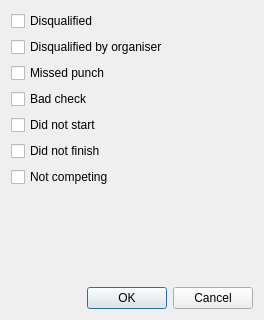
Quick-Event/quickbox, file quickevent/app/quickevent/plugins/Runs/src/runflagsdialog.ui: the form before one commit.
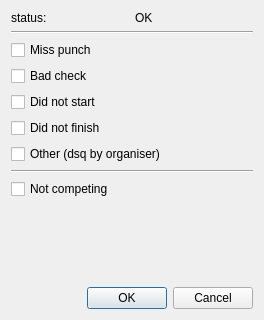
The form after the commit.

Commit message: refactor: improve run flags dialog, resolve #796

The edit to the form file:
```diff
--- a/quickevent/app/quickevent/plugins/Runs/src/runflagsdialog.ui
+++ b/quickevent/app/quickevent/plugins/Runs/src/runflagsdialog.ui
@@ -15,23 +15,34 @@
   </property>
   <layout class="QVBoxLayout" name="verticalLayout">
    <item>
-    <widget class="QCheckBox" name="cbxDisqualified">
-     <property name="text">
-      <string>Disqualified</string>
-     </property>
-    </widget>
+    <layout class="QHBoxLayout" name="horizontalLayout_status">
+     <item>
+      <widget class="QLabel" name="labelStatus">
+       <property name="text">
+        <string>status:</string>
+       </property>
+      </widget>
+     </item>
+     <item>
+      <widget class="QLabel" name="runStatusText">
+       <property name="text">
+        <string>OK</string>
+       </property>
+      </widget>
+     </item>
+    </layout>
    </item>
    <item>
-    <widget class="QCheckBox" name="cbxDisqualifiedByOrganizer">
-     <property name="text">
-      <string>Disqualified by organiser</string>
+    <widget class="Line" name="line_2">
+     <property name="orientation">
+      <enum>Qt::Horizontal</enum>
      </property>
     </widget>
    </item>
    <item>
     <widget class="QCheckBox" name="cbxMisPunch">
      <property name="text">
-      <string>Missed punch</string>
+      <string>Miss punch</string>
      </property>
     </widget>
    </item>
@@ -59,6 +70,20 @@
      </property>
     </widget>
    </item>
+   <item>
+    <widget class="QCheckBox" name="cbxDisqualifiedByOrganizer">
+     <property name="text">
+      <string>Other (dsq by organiser)</string>
+     </property>
+    </widget>
+   </item>
+   <item>
+    <widget class="Line" name="line">
+     <property name="orientation">
+      <enum>Qt::Horizontal</enum>
+     </property>
+    </widget>
+   </item>
    <item>
     <widget class="QCheckBox" name="cbxNotCompeting">
      <property name="text">
```
Left out of the diff: 1 changed line with no effect on the pictures. The commit also changes 3 other files.
